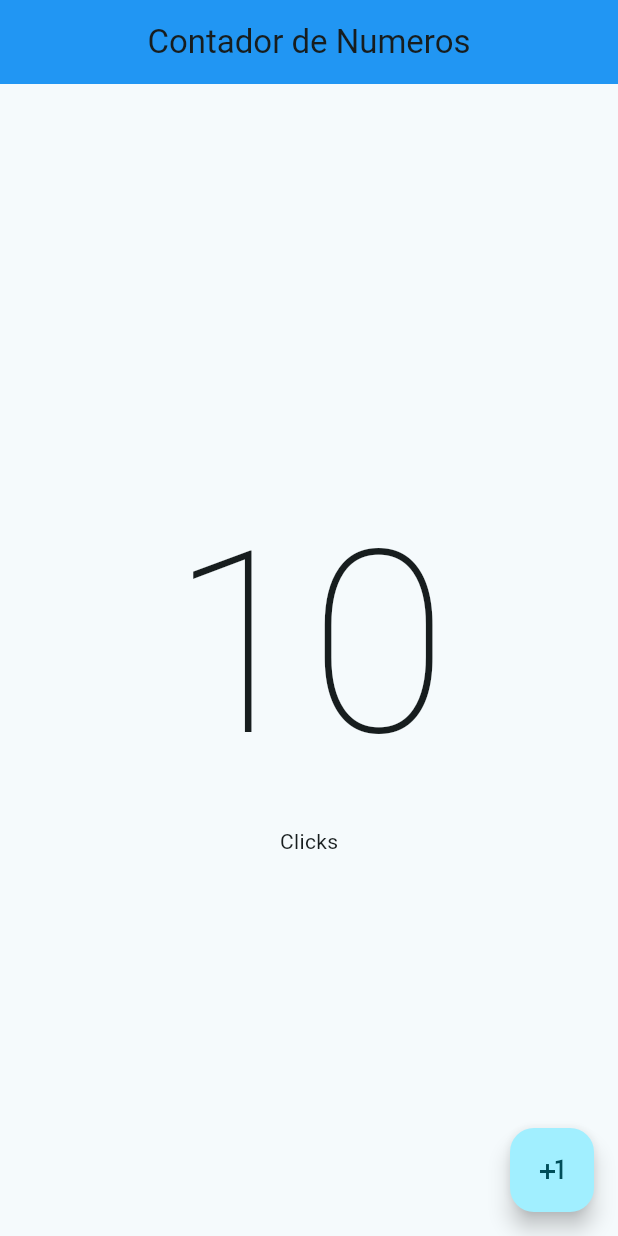
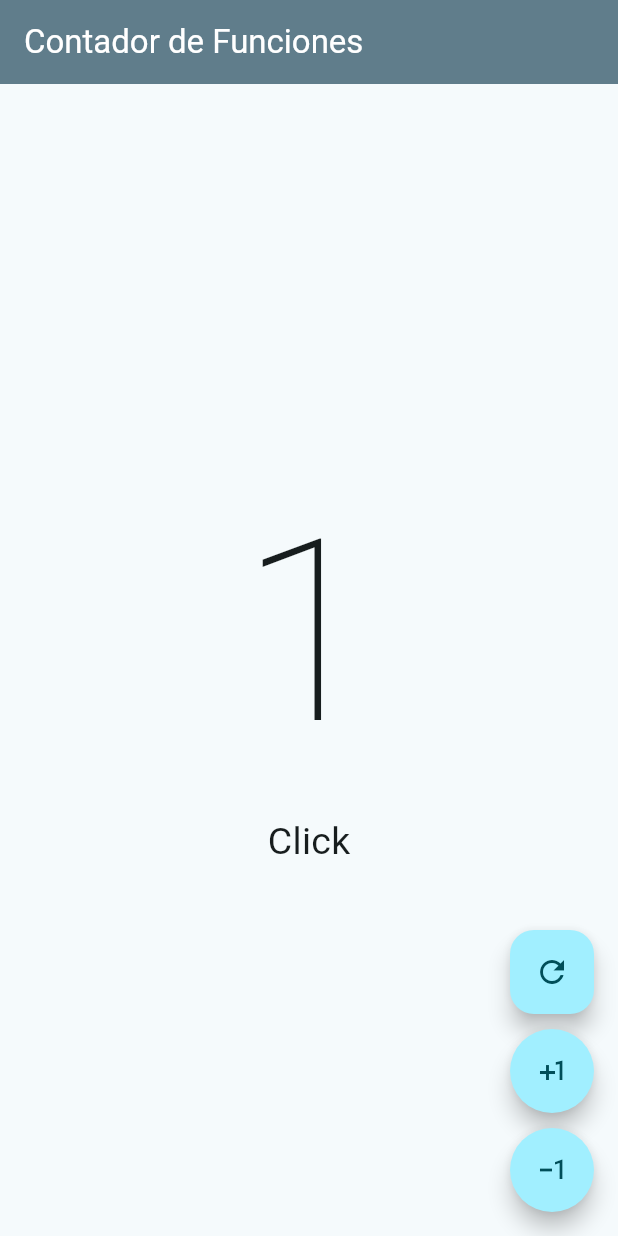
Before and after one commit to Byron-Gomez/Contador_de_Numeros, a Flutter app: the screen it shows after launch, after a tap on the "plus one" icon, on a phone screen of 412 x 824 dp. Run offline on Flutter 3.47's test engine with Material 2 defaults, Android fonts, the phone set to English and light mode, and no system bars.

Commit message:
tercer commit

```diff
--- a/lib/main.dart
+++ b/lib/main.dart
@@ -1,3 +1,4 @@
+import 'package:contador_numeros/presentacion_screen/counter_funtions_screen.dart';
 import 'package:contador_numeros/presentacion_screen/counter_screen.dart';
 import 'package:flutter/material.dart';
 
@@ -16,7 +17,7 @@ class MyApp extends StatelessWidget {
       useMaterial3: true,
       colorSchemeSeed: Colors.cyan
     ),
-    home:const CounterScreen(),
+    home:const CounterFuntionScreen(),
    );
   }
 
--- /dev/null
+++ b/lib/presentacion_screen/counter_funtions_screen.dart
@@ -0,0 +1,80 @@
+ import 'package:flutter/material.dart';
+
+class CounterFuntionScreen extends StatefulWidget{
+
+const CounterFuntionScreen({ super.key});
+
+ @override
+ State<CounterFuntionScreen> createState() => _CounterFuntionScreenState();
+}
+
+class _CounterFuntionScreenState extends State<CounterFuntionScreen> {
+
+int clickCounter = 0;
+
+  @override
+  Widget build(BuildContext context) {
+    return Scaffold(
+      appBar: AppBar(
+        title: const Text('Contador de Funciones'),
+        backgroundColor: Colors.blueGrey,
+        foregroundColor: Colors.white,
+      ),
+
+      body: Center(
+        child: Column(
+          mainAxisAlignment: MainAxisAlignment.center,
+          children:  [
+            Text(
+              '$clickCounter',
+              style: TextStyle(
+                fontSize: 169,
+                fontWeight: FontWeight.w100,
+              ),
+            ),
+            Text('Click${clickCounter ==1 ? '':'s'}',style: const TextStyle(fontSize: 25),),
+          ],
+        ),
+      ),
+
+/*1*/
+      floatingActionButton: Column(
+         mainAxisAlignment: MainAxisAlignment.end,
+        children: [
+          FloatingActionButton(
+            onPressed: () {
+              clickCounter=0;
+              setState(() {});
+            },
+            child: const Icon(Icons.refresh_outlined),
+          ),
+          const SizedBox(height: 10),
+
+
+/*2*/
+       FloatingActionButton(
+            shape: const StadiumBorder(),
+            onPressed: (){
+              clickCounter++;
+              setState(() { });
+            },
+            child: const Icon(Icons.plus_one),
+
+          ),
+          const SizedBox(height: 10),
+
+/*3*/
+           FloatingActionButton(
+            shape: const StadiumBorder(),
+            onPressed: (){
+               if (clickCounter >0 ){
+              clickCounter--  ;
+               }
+              setState(() { });
+            },
+            child: const Icon(Icons.exposure_minus_1_outlined),
+          )
+      ],)
+    );
+  }
+}
--- a/lib/presentacion_screen/counter_screen.dart
+++ b/lib/presentacion_screen/counter_screen.dart
@@ -1,8 +1,16 @@
  import 'package:flutter/material.dart';
 
-class CounterScreen extends StatelessWidget{
+class CounterScreen extends StatefulWidget{
 
 const CounterScreen({ super.key});
+
+ @override
+ State<CounterScreen> createState() => _CounterScreenState();
+}
+
+class _CounterScreenState extends State<CounterScreen> {
+
+int clickCounter = 0;
 
   @override
   Widget build(BuildContext context) {
@@ -10,29 +18,47 @@ const CounterScreen({ super.key});
       appBar: AppBar(
         title: const Text('Contador de Numeros'),
         centerTitle: true,
-        backgroundColor: Colors.blue,
+        backgroundColor: Colors.blueGrey,
+        foregroundColor: Colors.white,
       ),
+
       body: Center(
         child: Column(
           mainAxisAlignment: MainAxisAlignment.center,
-          children: const [
+          children:  [
             Text(
-              '10',
+              '$clickCounter',
               style: TextStyle(
                 fontSize: 169,
                 fontWeight: FontWeight.w100,
               ),
             ),
-            Text('Clicks'),
+            Text('Click${clickCounter ==1 ? '':'s'}',style: const TextStyle(fontSize: 25),),
           ],
         ),
       ),
+
+
       floatingActionButton: FloatingActionButton(
         onPressed: () {
+          setState(() {
+            clickCounter++;
+          });
           // Agrega la lógica para manejar el clic del botón flotante aquí
         },
         child: const Icon(Icons.plus_one),
       ),
+
+     /*  floatingActionButton: FloatingActionButton(
+        onPressed: () {
+          setState(() {
+            clickCounter--;
+          });
+          // Agrega la lógica para manejar el clic del botón flotante aquí
+        },
+        child: const Icon(Icons.restore),
+      ), */
+
     );
   }
 }
```
